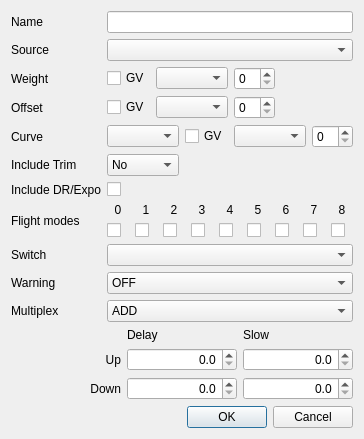
opentx/opentx, file companion/src/modeledit/mixerdialog.ui: the form before one commit.
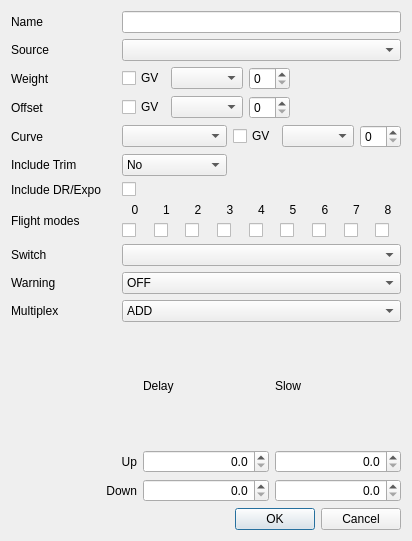
The form after the commit. Icons and pictures are not drawn.

Diff of the .ui file:
```diff
--- a/companion/src/modeledit/mixerdialog.ui
+++ b/companion/src/modeledit/mixerdialog.ui
@@ -6,8 +6,8 @@
    <rect>
     <x>0</x>
     <y>0</y>
-    <width>364</width>
-    <height>434</height>
+    <width>412</width>
+    <height>541</height>
    </rect>
   </property>
   <property name="sizePolicy">
```
Left out of the diff: 33 changed lines with no effect on the pictures.
